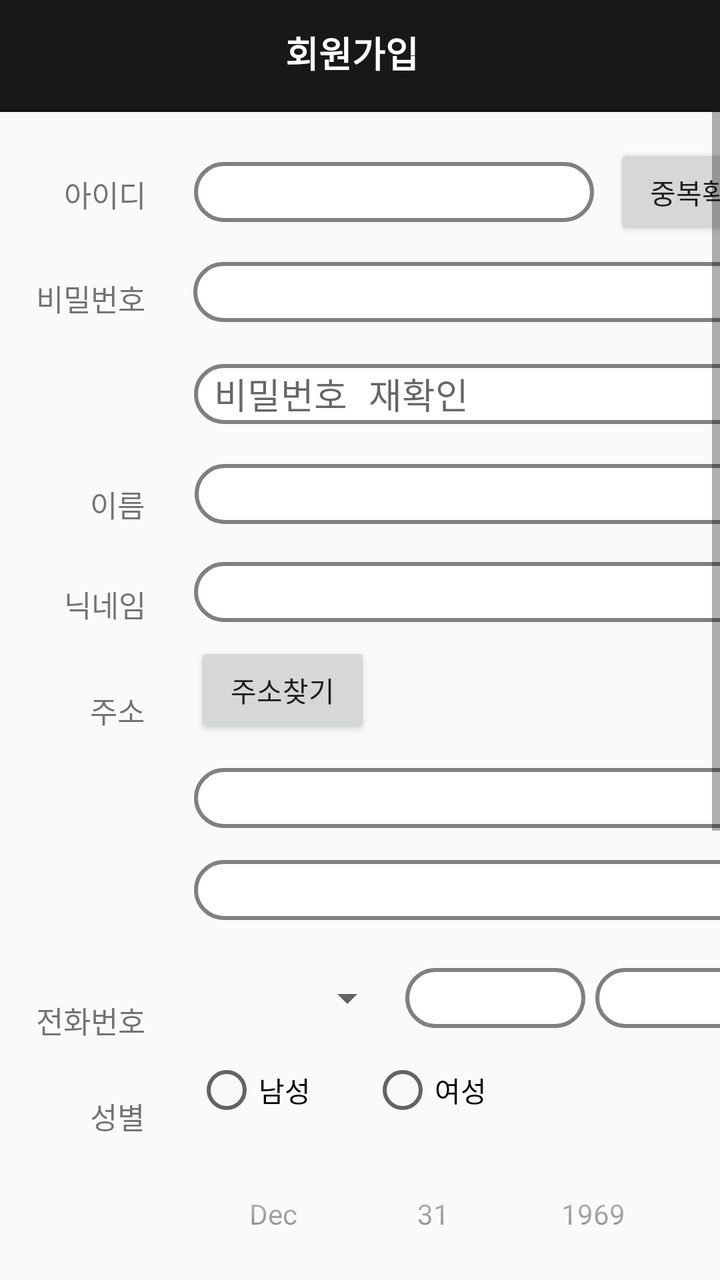
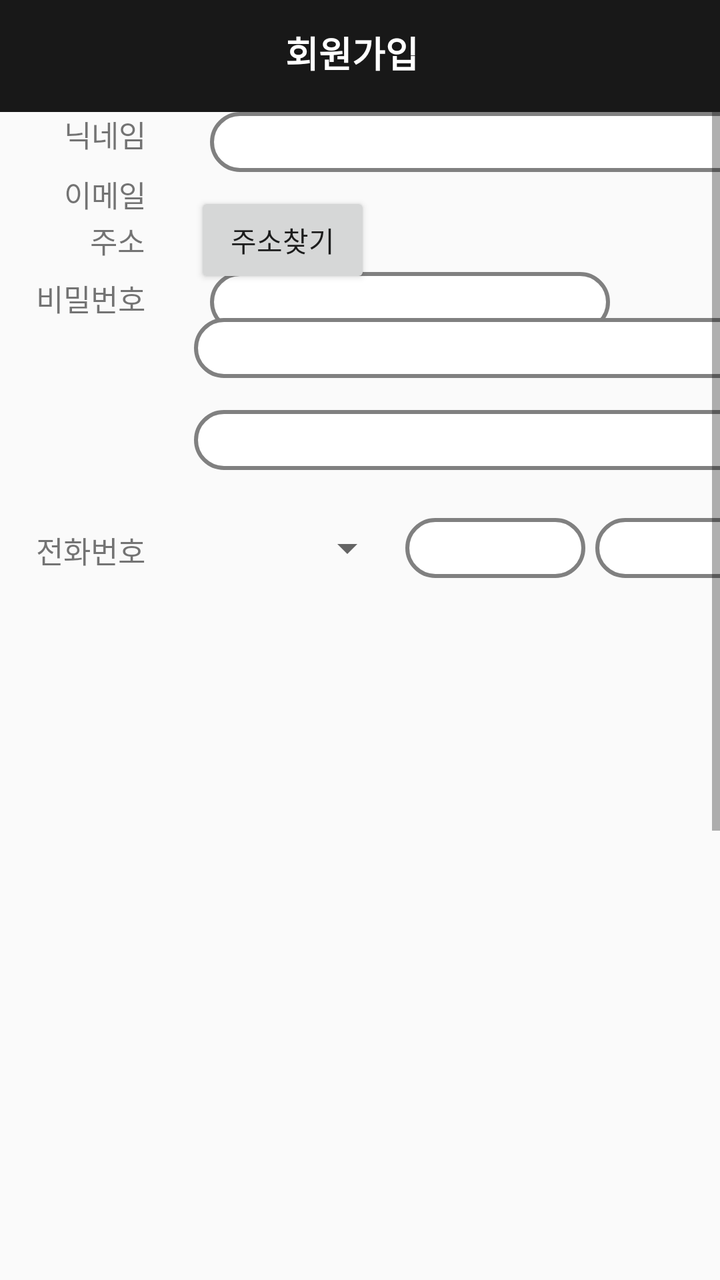

The first picture is an Android layout as it rendered before a commit; the second is the same layout after the commit. The layout source and the unified diff follow.
<!-- AndroidManifest.xml: activity theme AppTheme.NoActionBar -->
<!-- res/layout/activity_register.xml -->
<?xml version="1.0" encoding="utf-8"?>
<androidx.constraintlayout.widget.ConstraintLayout xmlns:android="http://schemas.android.com/apk/res/android"
    xmlns:app="http://schemas.android.com/apk/res-auto"
    xmlns:tools="http://schemas.android.com/tools"
    android:layout_width="match_parent"
    android:layout_height="match_parent">

    <androidx.appcompat.widget.Toolbar
        android:id="@+id/toolbar2"
        android:layout_width="match_parent"
        android:layout_height="wrap_content"
        android:background="?attr/colorPrimary"
        android:minHeight="?attr/actionBarSize"
        android:theme="?attr/actionBarTheme"
        app:layout_constraintTop_toTopOf="parent" />

    <TextView
        android:id="@+id/textView22"
        android:layout_width="75dp"
        android:layout_height="wrap_content"
        android:layout_marginTop="13dp"
        android:foregroundGravity="center"
        android:text="회원가입"
        android:textColor="#FFFFFF"
        android:textSize="18sp"
        android:textStyle="bold"
        app:layout_constraintEnd_toEndOf="@+id/toolbar2"
        app:layout_constraintStart_toStartOf="parent"
        app:layout_constraintTop_toTopOf="parent" />

    <ScrollView
        android:id="@+id/scrollView3"
        android:layout_width="match_parent"
        android:layout_height="wrap_content"
        app:layout_constraintStart_toStartOf="parent"
        app:layout_constraintTop_toBottomOf="@id/toolbar2">

        <LinearLayout
            android:layout_width="match_parent"
            android:layout_height="wrap_content"
            android:orientation="vertical">

            <androidx.constraintlayout.widget.ConstraintLayout
                android:layout_width="match_parent"
                android:layout_height="1100dp">

                <TextView
                    android:id="@+id/textView21"
                    android:layout_width="wrap_content"
                    android:layout_height="wrap_content"
                    android:layout_marginStart="32dp"
                    android:layout_marginTop="30dp"
                    android:text="아이디"
                    android:textSize="15sp"
                    app:layout_constraintStart_toStartOf="parent"
                    app:layout_constraintTop_toTopOf="parent" />

                <EditText
                    android:id="@+id/editText2"
                    android:layout_width="200dp"
                    android:layout_height="30dp"
                    android:layout_marginStart="24dp"
                    android:layout_marginTop="25dp"
                    android:background="@drawable/rec_button"
                    android:ems="10"
                    android:inputType="textPersonName"
                    android:paddingLeft="10dp"
                    app:layout_constraintStart_toEndOf="@+id/textView21"
                    app:layout_constraintTop_toTopOf="parent" />

                <Button
                    android:id="@+id/button2"
                    android:layout_width="wrap_content"
                    android:layout_height="wrap_content"
                    android:layout_marginStart="10dp"
                    android:layout_marginTop="16dp"
                    android:text="중복확인"
                    app:layout_constraintStart_toEndOf="@+id/editText2"
                    app:layout_constraintTop_toTopOf="parent" />

                <TextView
                    android:id="@+id/textView24"
                    android:layout_width="wrap_content"
                    android:layout_height="wrap_content"
                    android:layout_marginStart="18dp"
                    android:layout_marginTop="30dp"
                    android:text="비밀번호"
                    android:textSize="15sp"
                    app:layout_constraintStart_toStartOf="parent"
                    app:layout_constraintTop_toBottomOf="@+id/textView21" />

                <EditText
                    android:id="@+id/editText3"
                    android:layout_width="295dp"
                    android:layout_height="30dp"
                    android:layout_marginStart="24dp"
                    android:layout_marginTop="11dp"
                    android:background="@drawable/rec_button"
                    android:ems="10"
                    android:inputType="textPassword"
                    android:paddingLeft="10dp"
                    app:layout_constraintStart_toEndOf="@+id/textView24"
                    app:layout_constraintTop_toBottomOf="@+id/button2" />

                <EditText
                    android:id="@+id/editText5"
                    android:layout_width="295dp"
                    android:layout_height="30dp"
                    android:layout_marginStart="97dp"
                    android:layout_marginTop="21dp"
                    android:background="@drawable/rec_button"
                    android:ems="10"
                    android:hint="비밀번호 재확인"
                    android:inputType="textPassword"
                    android:paddingLeft="10dp"
                    app:layout_constraintStart_toStartOf="parent"
                    app:layout_constraintTop_toBottomOf="@+id/editText3" />

                <TextView
                    android:id="@+id/textView27"
                    android:layout_width="wrap_content"
                    android:layout_height="wrap_content"
                    android:layout_marginStart="45dp"
                    android:layout_marginTop="81dp"
                    android:text="이름"
                    android:textSize="15sp"
                    app:layout_constraintStart_toStartOf="parent"
                    app:layout_constraintTop_toBottomOf="@+id/textView24" />

                <EditText
                    android:id="@+id/editText8"
                    android:layout_width="295dp"
                    android:layout_height="30dp"
                    android:layout_marginStart="25dp"
                    android:layout_marginTop="20dp"
                    android:background="@drawable/rec_button"
                    android:ems="10"
                    android:inputType="textPersonName"
                    android:paddingLeft="10dp"
                    app:layout_constraintStart_toEndOf="@+id/textView27"
                    app:layout_constraintTop_toBottomOf="@+id/editText5" />

                <TextView
                    android:id="@+id/textView28"
                    android:layout_width="wrap_content"
                    android:layout_height="wrap_content"
                    android:layout_marginStart="32dp"
                    android:layout_marginTop="28dp"
                    android:text="닉네임"
                    android:textSize="15sp"
                    app:layout_constraintStart_toStartOf="parent"
                    app:layout_constraintTop_toBottomOf="@+id/textView27" />

                <EditText
                    android:id="@+id/editText9"
                    android:layout_width="295dp"
                    android:layout_height="30dp"
                    android:layout_marginStart="24dp"
                    android:layout_marginTop="19dp"
                    android:background="@drawable/rec_button"
                    android:ems="10"
                    android:inputType="textPersonName"
                    android:paddingLeft="10dp"
                    app:layout_constraintStart_toEndOf="@+id/textView28"
                    app:layout_constraintTop_toBottomOf="@+id/editText8" />

                <TextView
                    android:id="@+id/textView29"
                    android:layout_width="wrap_content"
                    android:layout_height="wrap_content"
                    android:layout_marginStart="45dp"
                    android:layout_marginTop="31dp"
                    android:text="주소"
                    android:textSize="15sp"
                    app:layout_constraintStart_toStartOf="parent"
                    app:layout_constraintTop_toBottomOf="@+id/textView28" />

                <Button
                    android:id="@+id/button4"
                    android:layout_width="wrap_content"
                    android:layout_height="wrap_content"
                    android:layout_marginStart="25dp"
                    android:layout_marginTop="10dp"
                    android:text="주소찾기"
                    app:layout_constraintStart_toEndOf="@+id/textView29"
                    app:layout_constraintTop_toBottomOf="@+id/editText9" />

                <EditText
                    android:id="@+id/editText11"
                    android:layout_width="295dp"
                    android:layout_height="30dp"
                    android:layout_marginStart="97dp"
                    android:layout_marginTop="15dp"
                    android:background="@drawable/rec_button"
                    android:ems="10"
                    android:inputType="textPersonName"
                    android:paddingLeft="10dp"
                    android:textSize="10sp"
                    app:layout_constraintStart_toStartOf="parent"
                    app:layout_constraintTop_toBottomOf="@+id/button4" />

                <EditText
                    android:id="@+id/editText12"
                    android:layout_width="295dp"
                    android:layout_height="30dp"
                    android:layout_marginStart="97dp"
                    android:layout_marginTop="16dp"
                    android:background="@drawable/rec_button"
                    android:ems="10"
                    android:inputType="textPersonName"
                    android:paddingLeft="10dp"
                    app:layout_constraintStart_toStartOf="parent"
                    app:layout_constraintTop_toBottomOf="@+id/editText11" />

                <TextView
                    android:id="@+id/textView30"
                    android:layout_width="wrap_content"
                    android:layout_height="wrap_content"
                    android:layout_marginStart="18dp"
                    android:layout_marginTop="133dp"
                    android:text="전화번호"
                    android:textSize="15sp"
                    app:layout_constraintStart_toStartOf="parent"
                    app:layout_constraintTop_toBottomOf="@+id/textView29" />

                <Spinner
                    android:id="@+id/spinner"
                    android:layout_width="100dp"
                    android:layout_height="30dp"
                    android:layout_marginStart="25dp"
                    android:layout_marginTop="24dp"
                    android:paddingLeft="5dp"
                    app:layout_constraintStart_toEndOf="@+id/textView30"
                    app:layout_constraintTop_toBottomOf="@+id/editText12" />

                <EditText
                    android:id="@+id/editText14"
                    android:layout_width="90dp"
                    android:layout_height="30dp"
                    android:layout_marginStart="5dp"
                    android:layout_marginTop="24dp"
                    android:background="@drawable/rec_button"
                    android:ems="10"
                    android:inputType="number"
                    android:paddingLeft="10dp"
                    app:layout_constraintStart_toEndOf="@+id/spinner"
                    app:layout_constraintTop_toBottomOf="@+id/editText12" />

                <EditText
                    android:id="@+id/editText15"
                    android:layout_width="90dp"
                    android:layout_height="30dp"
                    android:layout_marginStart="5dp"
                    android:layout_marginTop="24dp"
                    android:background="@drawable/rec_button"
                    android:ems="10"
                    android:inputType="number"
                    android:paddingLeft="10dp"
                    app:layout_constraintStart_toEndOf="@+id/editText14"
                    app:layout_constraintTop_toBottomOf="@+id/editText12" />

                <TextView
                    android:id="@+id/textView31"
                    android:layout_width="wrap_content"
                    android:layout_height="wrap_content"
                    android:layout_marginStart="45dp"
                    android:layout_marginTop="26dp"
                    android:text="성별"
                    android:textSize="15sp"
                    app:layout_constraintStart_toStartOf="parent"
                    app:layout_constraintTop_toBottomOf="@+id/textView30" />

                <RadioGroup
                    android:id="@+id/radioGroup"
                    android:layout_width="wrap_content"
                    android:layout_height="wrap_content"
                    android:layout_marginStart="25dp"
                    android:layout_marginTop="15dp"
                    android:orientation="horizontal"
                    app:layout_constraintStart_toEndOf="@+id/textView31"
                    app:layout_constraintTop_toBottomOf="@+id/spinner">

                    <RadioButton
                        android:id="@+id/radioButton"
                        android:layout_width="match_parent"
                        android:layout_height="wrap_content"
                        android:text="남성" />

                    <RadioButton
                        android:id="@+id/radioButton3"
                        android:layout_width="match_parent"
                        android:layout_height="wrap_content"
                        android:layout_marginLeft="30dp"
                        android:text="여성" />

                </RadioGroup>

                <TextView
                    android:id="@+id/textView33"
                    android:layout_width="wrap_content"
                    android:layout_height="wrap_content"
                    android:layout_marginStart="18dp"
                    android:layout_marginTop="100dp"
                    android:text="생년월일"
                    android:textSize="15sp"
                    app:layout_constraintStart_toStartOf="parent"
                    app:layout_constraintTop_toBottomOf="@+id/textView31" />

                <DatePicker
                    android:id="@+id/datePicker"
                    android:layout_width="wrap_content"
                    android:layout_height="wrap_content"
                    android:layout_gravity="center_horizontal"
                    android:layout_marginStart="24dp"
                    android:calendarViewShown="false"
                    android:datePickerMode="spinner"
                    app:layout_constraintStart_toEndOf="@+id/textView33"
                    app:layout_constraintTop_toBottomOf="@+id/radioGroup" />

                <TextView
                    android:id="@+id/textView23"
                    android:layout_width="wrap_content"
                    android:layout_height="wrap_content"
                    android:layout_marginStart="32dp"
                    android:layout_marginTop="110dp"
                    android:text="이미지"
                    android:textSize="15sp"
                    app:layout_constraintStart_toStartOf="parent"
                    app:layout_constraintTop_toBottomOf="@id/datePicker" />

                <ImageView
                    android:id="@+id/imageView8"
                    android:layout_width="230dp"
                    android:layout_height="230dp"
                    android:layout_marginStart="8dp"
                    android:layout_marginTop="8dp"
                    android:scaleType="fitXY"
                    app:layout_constraintStart_toStartOf="@id/datePicker"
                    app:layout_constraintTop_toBottomOf="@id/datePicker"
                    app:srcCompat="@drawable/image_plus" />

                <Button
                    android:id="@+id/button5"
                    android:layout_width="wrap_content"
                    android:layout_height="wrap_content"
                    android:layout_marginEnd="16dp"
                    android:layout_marginBottom="38dp"
                    android:text="등록"
                    app:layout_constraintBottom_toBottomOf="parent"
                    app:layout_constraintEnd_toEndOf="parent" />

            </androidx.constraintlayout.widget.ConstraintLayout>

            <androidx.constraintlayout.widget.ConstraintLayout
                android:layout_width="match_parent"
                android:layout_height="40dp">

            </androidx.constraintlayout.widget.ConstraintLayout>
        </LinearLayout>
    </ScrollView>


</androidx.constraintlayout.widget.ConstraintLayout>
<!-- resources referenced by this layout -->
<resources>
  <!-- drawable image_plus: png bitmap (drawable-v24, 6677 bytes) -->
  <!-- drawable rec_button (drawable) -->
  <?xml version="1.0" encoding="utf-8"?>
  <shape xmlns:android="http://schemas.android.com/apk/res/android"
      android:shape="rectangle" android:padding="10dp">
  
      <stroke android:width="2dp"
          android:color="#808080"/>
  
      <solid android:color="#FFFFFF"/>
      <corners
          android:bottomRightRadius="15dp"
          android:bottomLeftRadius="15dp"
          android:topLeftRadius="15dp"
          android:topRightRadius="15dp"/>
  </shape>
  <style name="AppTheme.NoActionBar">
          <item name="windowActionBar">false</item>
          <item name="windowNoTitle">true</item>
      </style>
</resources>

<!-- the commit's change to res/layout/activity_register.xml (unified diff, before → after) -->
@@ -50,32 +50,23 @@
                     android:layout_height="wrap_content"
                     android:layout_marginStart="32dp"
                     android:layout_marginTop="30dp"
-                    android:text="아이디"
+                    android:text="이메일"
                     android:textSize="15sp"
                     app:layout_constraintStart_toStartOf="parent"
                     app:layout_constraintTop_toTopOf="parent" />
+
 
                 <EditText
                     android:id="@+id/editText2"
                     android:layout_width="200dp"
                     android:layout_height="30dp"
-                    android:layout_marginStart="24dp"
-                    android:layout_marginTop="25dp"
+                    android:layout_marginStart="32dp"
+                    android:layout_marginTop="80dp"
                     android:background="@drawable/rec_button"
                     android:ems="10"
                     android:inputType="textPersonName"
                     android:paddingLeft="10dp"
                     app:layout_constraintStart_toEndOf="@+id/textView21"
-                    app:layout_constraintTop_toTopOf="parent" />
-
-                <Button
-                    android:id="@+id/button2"
-                    android:layout_width="wrap_content"
-                    android:layout_height="wrap_content"
-                    android:layout_marginStart="10dp"
-                    android:layout_marginTop="16dp"
-                    android:text="중복확인"
-                    app:layout_constraintStart_toEndOf="@+id/editText2"
                     app:layout_constraintTop_toTopOf="parent" />
 
                 <TextView
@@ -89,11 +80,12 @@
                     app:layout_constraintStart_toStartOf="parent"
                     app:layout_constraintTop_toBottomOf="@+id/textView21" />
 
+
                 <EditText
                     android:id="@+id/editText3"
                     android:layout_width="295dp"
                     android:layout_height="30dp"
-                    android:layout_marginStart="24dp"
+                    android:layout_marginStart="36dp"
                     android:layout_marginTop="11dp"
                     android:background="@drawable/rec_button"
                     android:ems="10"
@@ -102,67 +94,27 @@
                     app:layout_constraintStart_toEndOf="@+id/textView24"
                     app:layout_constraintTop_toBottomOf="@+id/button2" />
 
-                <EditText
-                    android:id="@+id/editText5"
-                    android:layout_width="295dp"
-                    android:layout_height="30dp"
-                    android:layout_marginStart="97dp"
-                    android:layout_marginTop="21dp"
-                    android:background="@drawable/rec_button"
-                    android:ems="10"
-                    android:hint="비밀번호 재확인"
-                    android:inputType="textPassword"
-                    android:paddingLeft="10dp"
-                    app:layout_constraintStart_toStartOf="parent"
-                    app:layout_constraintTop_toBottomOf="@+id/editText3" />
-
-                <TextView
-                    android:id="@+id/textView27"
-                    android:layout_width="wrap_content"
-                    android:layout_height="wrap_content"
-                    android:layout_marginStart="45dp"
-                    android:layout_marginTop="81dp"
-                    android:text="이름"
-                    android:textSize="15sp"
-                    app:layout_constraintStart_toStartOf="parent"
-                    app:layout_constraintTop_toBottomOf="@+id/textView24" />
-
-                <EditText
-                    android:id="@+id/editText8"
-                    android:layout_width="295dp"
-                    android:layout_height="30dp"
-                    android:layout_marginStart="25dp"
-                    android:layout_marginTop="20dp"
-                    android:background="@drawable/rec_button"
-                    android:ems="10"
-                    android:inputType="textPersonName"
-                    android:paddingLeft="10dp"
-                    app:layout_constraintStart_toEndOf="@+id/textView27"
-                    app:layout_constraintTop_toBottomOf="@+id/editText5" />
-
                 <TextView
                     android:id="@+id/textView28"
                     android:layout_width="wrap_content"
                     android:layout_height="wrap_content"
                     android:layout_marginStart="32dp"
-                    android:layout_marginTop="28dp"
                     android:text="닉네임"
                     android:textSize="15sp"
                     app:layout_constraintStart_toStartOf="parent"
-                    app:layout_constraintTop_toBottomOf="@+id/textView27" />
+                    tools:layout_editor_absoluteY="236dp" />
 
                 <EditText
                     android:id="@+id/editText9"
                     android:layout_width="295dp"
                     android:layout_height="30dp"
-                    android:layout_marginStart="24dp"
-                    android:layout_marginTop="19dp"
+                    android:layout_marginStart="32dp"
                     android:background="@drawable/rec_button"
                     android:ems="10"
                     android:inputType="textPersonName"
                     android:paddingLeft="10dp"
                     app:layout_constraintStart_toEndOf="@+id/textView28"
-                    app:layout_constraintTop_toBottomOf="@+id/editText8" />
+                    tools:layout_editor_absoluteY="234dp" />
 
                 <TextView
                     android:id="@+id/textView29"
@@ -259,86 +211,6 @@
                     app:layout_constraintStart_toEndOf="@+id/editText14"
                     app:layout_constraintTop_toBottomOf="@+id/editText12" />
 
-                <TextView
-                    android:id="@+id/textView31"
-                    android:layout_width="wrap_content"
-                    android:layout_height="wrap_content"
-                    android:layout_marginStart="45dp"
-                    android:layout_marginTop="26dp"
-                    android:text="성별"
-                    android:textSize="15sp"
-                    app:layout_constraintStart_toStartOf="parent"
-                    app:layout_constraintTop_toBottomOf="@+id/textView30" />
-
-                <RadioGroup
-                    android:id="@+id/radioGroup"
-                    android:layout_width="wrap_content"
-                    android:layout_height="wrap_content"
-                    android:layout_marginStart="25dp"
-                    android:layout_marginTop="15dp"
-                    android:orientation="horizontal"
-                    app:layout_constraintStart_toEndOf="@+id/textView31"
-                    app:layout_constraintTop_toBottomOf="@+id/spinner">
-
-                    <RadioButton
-                        android:id="@+id/radioButton"
-                        android:layout_width="match_parent"
-                        android:layout_height="wrap_content"
-                        android:text="남성" />
-
-                    <RadioButton
-                        android:id="@+id/radioButton3"
-                        android:layout_width="match_parent"
-                        android:layout_height="wrap_content"
-                        android:layout_marginLeft="30dp"
-                        android:text="여성" />
-
-                </RadioGroup>
-
-                <TextView
-                    android:id="@+id/textView33"
-                    android:layout_width="wrap_content"
-                    android:layout_height="wrap_content"
-                    android:layout_marginStart="18dp"
-                    android:layout_marginTop="100dp"
-                    android:text="생년월일"
-                    android:textSize="15sp"
-                    app:layout_constraintStart_toStartOf="parent"
-                    app:layout_constraintTop_toBottomOf="@+id/textView31" />
-
-                <DatePicker
-                    android:id="@+id/datePicker"
-                    android:layout_width="wrap_content"
-                    android:layout_height="wrap_content"
-                    android:layout_gravity="center_horizontal"
-                    android:layout_marginStart="24dp"
-                    android:calendarViewShown="false"
-                    android:datePickerMode="spinner"
-                    app:layout_constraintStart_toEndOf="@+id/textView33"
-                    app:layout_constraintTop_toBottomOf="@+id/radioGroup" />
-
-                <TextView
-                    android:id="@+id/textView23"
-                    android:layout_width="wrap_content"
-                    android:layout_height="wrap_content"
-                    android:layout_marginStart="32dp"
-                    android:layout_marginTop="110dp"
-                    android:text="이미지"
-                    android:textSize="15sp"
-                    app:layout_constraintStart_toStartOf="parent"
-                    app:layout_constraintTop_toBottomOf="@id/datePicker" />
-
-                <ImageView
-                    android:id="@+id/imageView8"
-                    android:layout_width="230dp"
-                    android:layout_height="230dp"
-                    android:layout_marginStart="8dp"
-                    android:layout_marginTop="8dp"
-                    android:scaleType="fitXY"
-                    app:layout_constraintStart_toStartOf="@id/datePicker"
-                    app:layout_constraintTop_toBottomOf="@id/datePicker"
-                    app:srcCompat="@drawable/image_plus" />
-
                 <Button
                     android:id="@+id/button5"
                     android:layout_width="wrap_content"
<!-- resource entries referenced after the edit -->
@@ -1,6 +1,5 @@
 <!-- resources referenced by this layout -->
 <resources>
-  <!-- drawable image_plus: png bitmap (drawable-v24, 6677 bytes) -->
   <!-- drawable rec_button (drawable) -->
   <?xml version="1.0" encoding="utf-8"?>
   <shape xmlns:android="http://schemas.android.com/apk/res/android"
